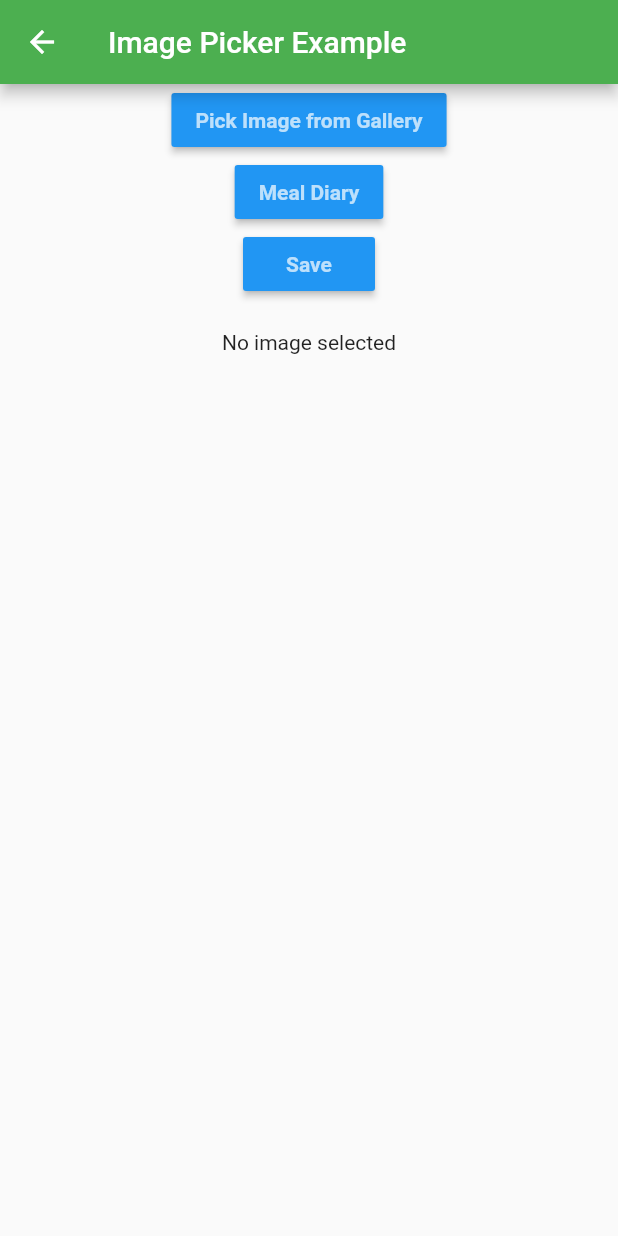
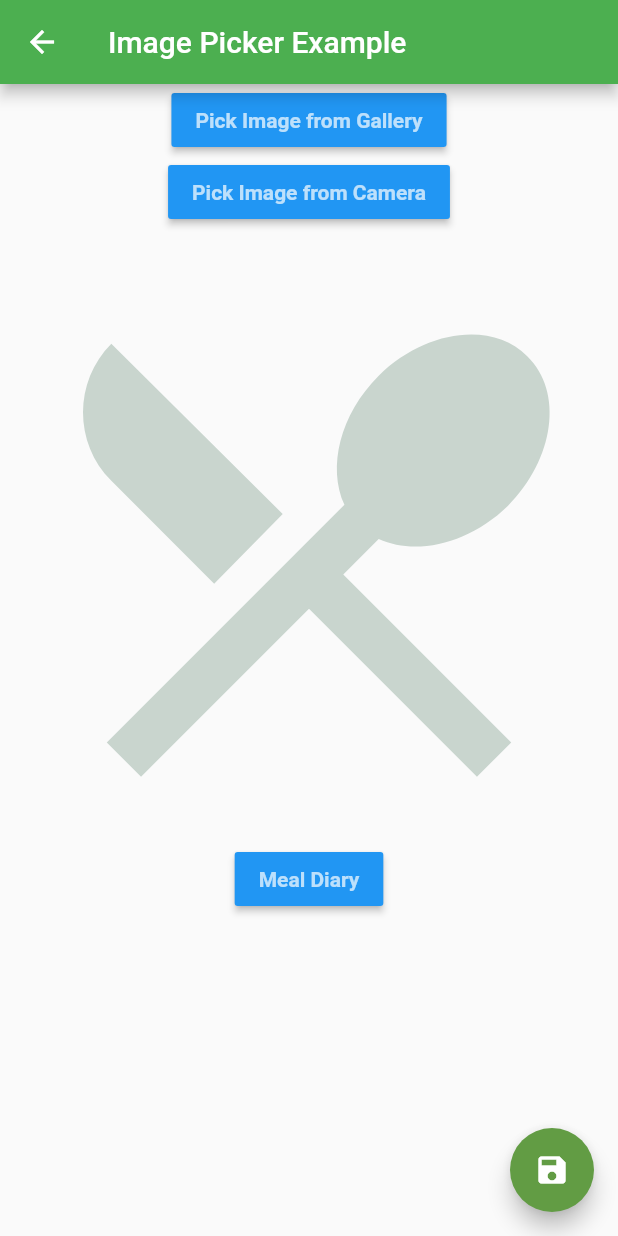
Before and after one commit to cepdnaclk/SnaT-meal-tracking-app, a Flutter app: the campage screen opened directly, on a phone screen of 412 x 824 dp. Run offline on Flutter 3.47's test engine with Material 2 defaults, Android fonts, the light colour scheme and no system bars; our stand-ins replace camera, gallery_saver, image_picker, page_transition, swipeable_button_view, table_calendar; missing offline and left inert: flutter_3d_choice_chip, pretty_gauge.

Commit message:
add button to pick image from camera

```diff
--- a/lib/Pages/CameraPage.dart
+++ b/lib/Pages/CameraPage.dart
@@ -16,6 +16,7 @@ import 'package:path_provider/path_provider.dart';
 
 
 
+import '../Theme/theme_info.dart';
 import 'list_of_images.dart';
 
 
@@ -117,6 +118,17 @@ class _campageState extends State<campage> {
         appBar: AppBar(
           title: const Text("Image Picker Example"),
         ),
+        floatingActionButton: FloatingActionButton(
+          heroTag: "btn1",
+          child: const Icon(Icons.save),
+          backgroundColor: ThemeInfo.primaryColor,
+          onPressed: (){
+          if(saved) {
+          saveimages(filePath, new_IMAGE!); // working
+          saved=false;
+        }
+          },
+        ),
         body: Center(
           child: Column(
             children: [
@@ -133,20 +145,24 @@ class _campageState extends State<campage> {
                     pickImage();
                   }
               ),
-              // MaterialButton( // for camera
-              //     color: Colors.blue,
-              //     child: const Text(
-              //         "Pick Image from Camera",
-              //         style: TextStyle(
-              //             color: Colors.white70, fontWeight: FontWeight.bold
-              //         )
-              //     ),
-              //     onPressed: () {
-              //      saved=true;
+              MaterialButton( // for camera
+                  color: Colors.blue,
+                  child: const Text(
+                      "Pick Image from Camera",
+                      style: TextStyle(
+                          color: Colors.white70, fontWeight: FontWeight.bold
+                      )
+                  ),
+                  onPressed: () {
+                   saved=true;
 
-          //       pickImageC();
-              //     }
-              // ),
+                pickImageC();
+                  }
+              ),
+              SizedBox(height: 20,),
+              image != null ? Image.file(image!): Icon(Icons.restaurant_menu,size: 390,color:Color.fromARGB(100, 125, 156, 139) ,),
+              //Text("No image selected"),
+
               MaterialButton(// for meal Gallery
                   color: Colors.blue,
                   child: const Text(
@@ -167,27 +183,29 @@ class _campageState extends State<campage> {
                   },
                     //DisplayPictureScreen(imagePath: '/storage/emulated/0/Android/data/com.example.mobile_app/files/',);
               ),
-              MaterialButton( // for saved the images in the meal gallery
-                color: Colors.blue,
-                child: const Text(
-                    "Save",
-                    style: TextStyle(
-                        color: Colors.white70, fontWeight: FontWeight.bold
-                    )
-                ),
-                onPressed: (){
-                  if(saved) {
-                    saveimages(filePath, new_IMAGE!); // working
-                    saved=false;
-                  }
-                },
-                //DisplayPictureScreen(imagePath: '/storage/emulated/0/Android/data/com.example.mobile_app/files/',);
-              ),
-              SizedBox(height: 20,),
-              image != null ? Image.file(image!): Text("No image selected")
+              // MaterialButton( // for saved the images in the meal gallery
+              //   color: Colors.blue,
+              //   child: const Text(
+              //       "Save",
+              //       style: TextStyle(
+              //           color: Colors.white70, fontWeight: FontWeight.bold
+              //       )
+              //   ),
+              //   onPressed: (){
+              //     if(saved) {
+              //       saveimages(filePath, new_IMAGE!); // working
+              //       saved=false;
+              //     }
+              //   },
+              //   //DisplayPictureScreen(imagePath: '/storage/emulated/0/Android/data/com.example.mobile_app/files/',);
+              // ),
+              // SizedBox(height: 20,),
+              // image != null ? Image.file(image!): Text("No image selected")
 
             ],
+
           ),
+
         ),
     //     floatingActionButton: FloatingActionButton(
     //     child: const Icon(Icons.camera_alt_outlined),
```
